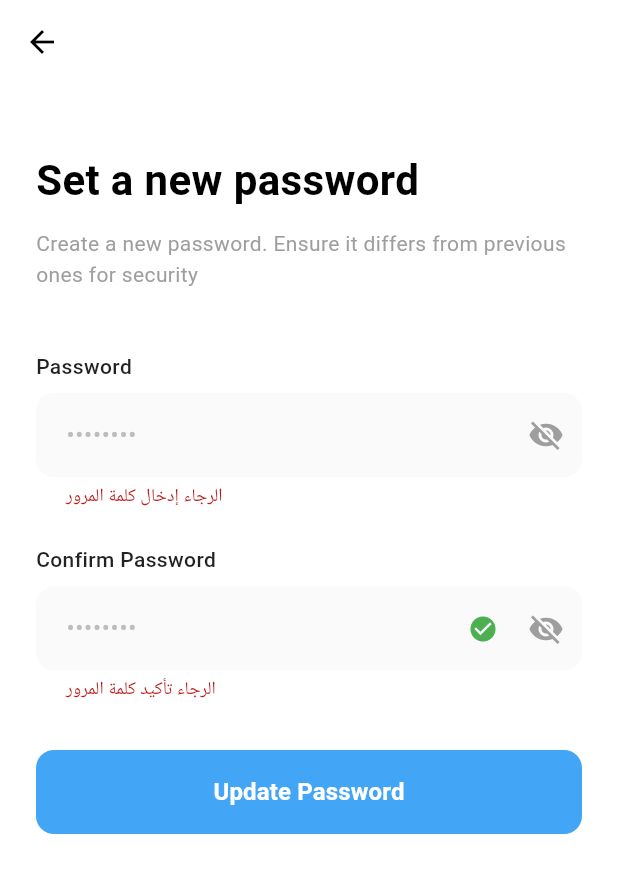
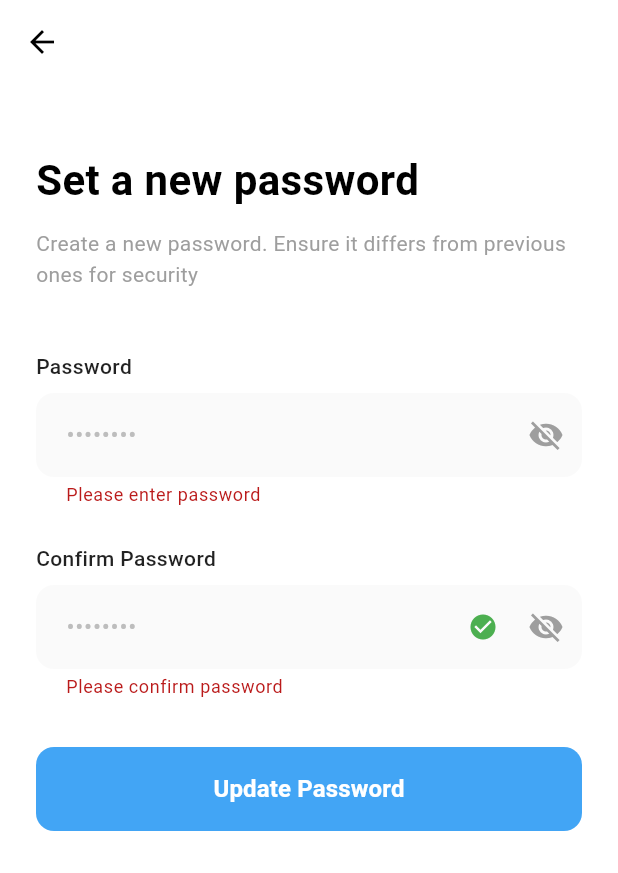
Before and after one commit to qusay-khader/sayyan, a Flutter app: the SetNewPasswordScreen screen opened by its route, after a tap on "Update Password", on a phone screen of 412 x 824 dp. Shown: the top 873 px of the screen. Run offline on Flutter 3.47's test engine with Material 3 defaults, Android fonts, the phone set to English and light mode, and no system bars; our stand-ins replace cloud_firestore, firebase_auth, firebase_core, flutter_datetime_picker_plus; accounts and stored records are empty.

Commit message:
translate newpassword and splash

```diff
--- a/lib/screens/set_new_password_screen.dart
+++ b/lib/screens/set_new_password_screen.dart
@@ -36,16 +36,16 @@ class _SetNewPasswordScreenState extends State<SetNewPasswordScreen> {
 
         if (!mounted) return;
 
-        // الانتقال لشاشة النجاح
+        // Navigate to success screen
         Navigator.pushReplacementNamed(context, '/password-reset-success');
       }
     } on FirebaseAuthException catch (e) {
-      String message = 'حدث خطأ، حاول مرة أخرى';
+      String message = 'An error occurred, please try again';
 
       if (e.code == 'weak-password') {
-        message = 'كلمة المرور ضعيفة جداً';
+        message = 'Password is too weak';
       } else if (e.code == 'requires-recent-login') {
-        message = 'الرجاء تسجيل الدخول مرة أخرى';
+        message = 'Please log in again';
       }
 
       if (!mounted) return;
@@ -82,7 +82,6 @@ class _SetNewPasswordScreenState extends State<SetNewPasswordScreen> {
               children: [
                 const SizedBox(height: 20),
 
-                // العنوان
                 const Text(
                   'Set a new password',
                   style: TextStyle(
@@ -94,7 +93,6 @@ class _SetNewPasswordScreenState extends State<SetNewPasswordScreen> {
 
                 const SizedBox(height: 12),
 
-                // الوصف
                 const Text(
                   'Create a new password. Ensure it differs from previous ones for security',
                   style: TextStyle(
@@ -106,7 +104,6 @@ class _SetNewPasswordScreenState extends State<SetNewPasswordScreen> {
 
                 const SizedBox(height: 40),
 
-                // حقل كلمة المرور
                 const Text(
                   'Password',
                   style: TextStyle(
@@ -137,10 +134,8 @@ class _SetNewPasswordScreenState extends State<SetNewPasswordScreen> {
                     ),
                     focusedBorder: OutlineInputBorder(
                       borderRadius: BorderRadius.circular(12),
-                      borderSide: const BorderSide(
-                        color: Colors.blue,
-                        width: 2,
-                      ),
+                      borderSide:
+                      const BorderSide(color: Colors.blue, width: 2),
                     ),
                     suffixIcon: IconButton(
                       icon: Icon(
@@ -162,10 +157,10 @@ class _SetNewPasswordScreenState extends State<SetNewPasswordScreen> {
                   ),
                   validator: (value) {
                     if (value == null || value.isEmpty) {
-                      return 'الرجاء إدخال كلمة المرور';
+                      return 'Please enter password';
                     }
                     if (value.length < 6) {
-                      return 'كلمة المرور يجب أن تكون 6 أحرف على الأقل';
+                      return 'Password must be at least 6 characters';
                     }
                     return null;
                   },
@@ -173,7 +168,6 @@ class _SetNewPasswordScreenState extends State<SetNewPasswordScreen> {
 
                 const SizedBox(height: 24),
 
-                // حقل تأكيد كلمة المرور
                 const Text(
                   'Confirm Password',
                   style: TextStyle(
@@ -204,10 +198,8 @@ class _SetNewPasswordScreenState extends State<SetNewPasswordScreen> {
                     ),
                     focusedBorder: OutlineInputBorder(
                       borderRadius: BorderRadius.circular(12),
-                      borderSide: const BorderSide(
-                        color: Colors.blue,
-                        width: 2,
-                      ),
+                      borderSide:
+                      const BorderSide(color: Colors.blue, width: 2),
                     ),
                     suffixIcon: Row(
                       mainAxisSize: MainAxisSize.min,
@@ -241,10 +233,10 @@ class _SetNewPasswordScreenState extends State<SetNewPasswordScreen> {
                   ),
                   validator: (value) {
                     if (value == null || value.isEmpty) {
-                      return 'الرجاء تأكيد كلمة المرور';
+                      return 'Please confirm password';
                     }
                     if (value != _passwordController.text) {
-                      return 'كلمة المرور غير متطابقة';
+                      return 'Passwords do not match';
                     }
                     return null;
                   },
@@ -252,7 +244,6 @@ class _SetNewPasswordScreenState extends State<SetNewPasswordScreen> {
 
                 const SizedBox(height: 32),
 
-                // زر Update Password
                 SizedBox(
                   width: double.infinity,
                   height: 56,
@@ -271,9 +262,8 @@ class _SetNewPasswordScreenState extends State<SetNewPasswordScreen> {
                       width: 20,
                       child: CircularProgressIndicator(
                         strokeWidth: 2,
-                              valueColor: AlwaysStoppedAnimation<Color>(
-                                Colors.white,
-                              ),
+                        valueColor:
+                        AlwaysStoppedAnimation<Color>(Colors.white),
                       ),
                     )
                         : const Text(
--- a/lib/screens/splash_screen.dart
+++ b/lib/screens/splash_screen.dart
@@ -52,7 +52,7 @@ class _SplashScreenState extends State<SplashScreen> {
 
             // Loading Text
             const Text(
-              'جاري التحميل...',
+              'Loading...',
               style: TextStyle(fontSize: 16, color: Colors.grey),
             ),
           ],
```
Lines whose indentation alone changed are shown as unchanged.
